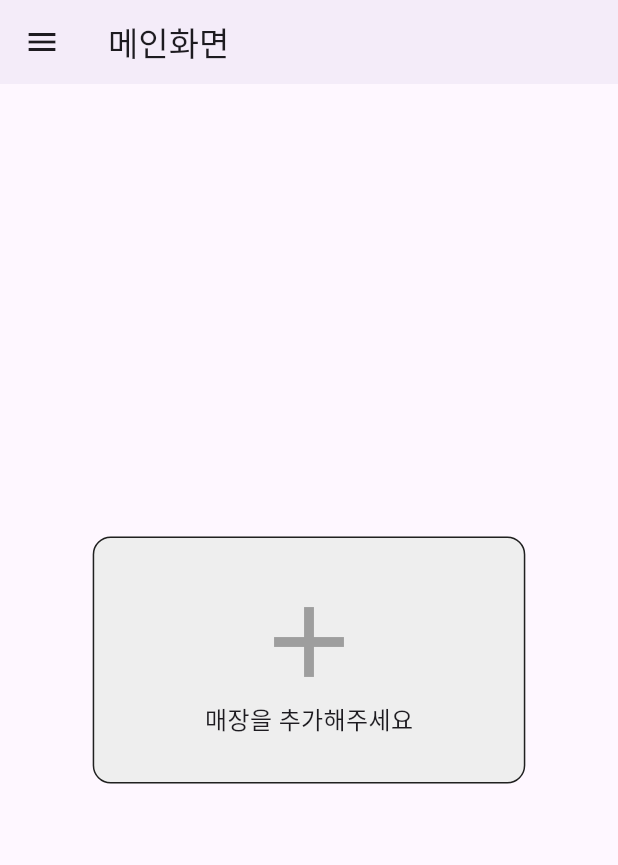
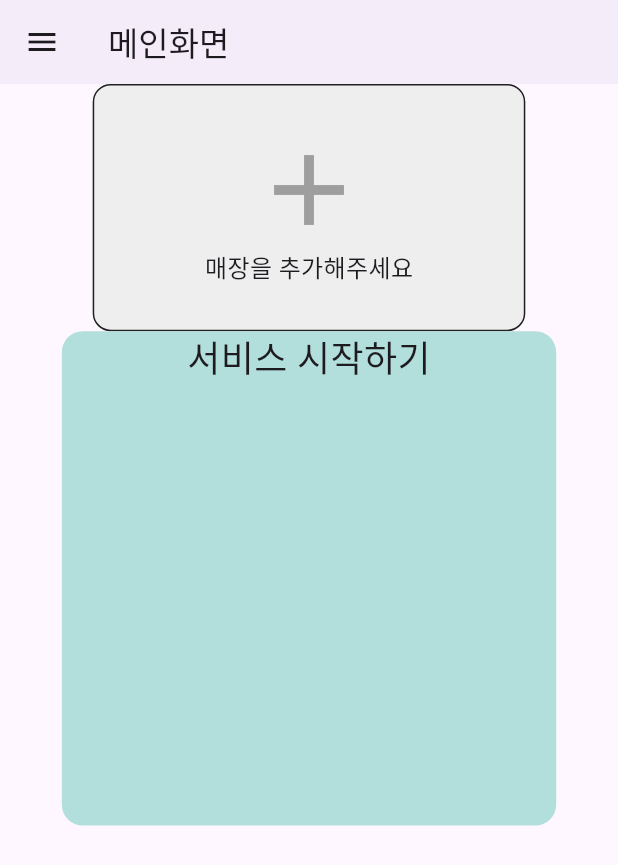
Before and after one commit to nuyggnoes/SSG-USMS-Front-Flutter, a Flutter app: the screen it shows after launch, after a tap on "비밀번호 찾기", on a phone screen of 412 x 824 dp. Shown: the top 865 px of the screen. Run offline on Flutter 3.47's test engine with Material 3 defaults, Android fonts, the phone set to English and light mode, and no system bars; our stand-ins replace chewie, date_field, dio, file_picker, firebase_core, firebase_messaging and 6 more; missing offline and left inert: kpostal; accounts and stored records are empty; network calls fail.

Commit message:
Update homescreen

```diff
--- a/usms_app/lib/screen/home_screen.dart
+++ b/usms_app/lib/screen/home_screen.dart
@@ -265,7 +265,9 @@ class _HomeScreenState extends State<HomeScreen> {
             onTap: () {
               Navigator.pushNamed(context, RegisterStore.route);
             },
-            child: Container(
+            child: Column(
+              children: [
+                Container(
                   width: MediaQuery.of(context).size.width * 0.7,
                   height: MediaQuery.of(context).size.height * 0.2,
                   decoration: BoxDecoration(
@@ -293,6 +295,21 @@ class _HomeScreenState extends State<HomeScreen> {
                     ],
                   )),
                 ),
+                Container(
+                  width: MediaQuery.of(context).size.width * 0.8,
+                  height: MediaQuery.of(context).size.height * 0.4,
+                  decoration: BoxDecoration(
+                    color: Colors.teal[100],
+                    borderRadius: BorderRadius.circular(14),
+                  ),
+                  child: const Column(
+                    children: [
+                      Text('서비스 시작하기'),
+                    ],
+                  ),
+                ),
+              ],
+            ),
           ),
         ),
       ),
--- a/usms_app/lib/screen/register_screen.dart
+++ b/usms_app/lib/screen/register_screen.dart
@@ -250,6 +250,7 @@ class _RegisterScreenState extends State<RegisterScreen> {
                         SizedBox(
                           height: 70,
                           child: TextFormField(
+                            enabled: widget.flag ?? false,
                             controller: _usernameController,
                             maxLength: 20,
                             keyboardType: TextInputType.text,
```
Also changed, not shown: usms_app/lib/screen/store_detail_screen.dart (+15 -11 lines). Lines whose indentation alone changed are shown as unchanged.
